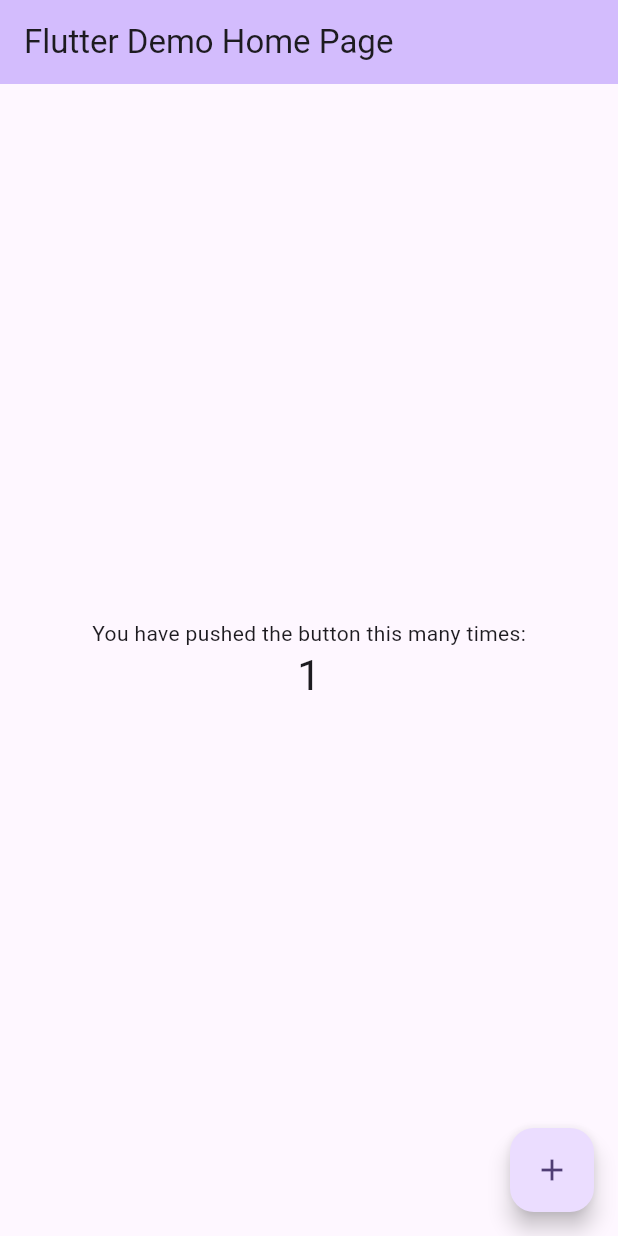
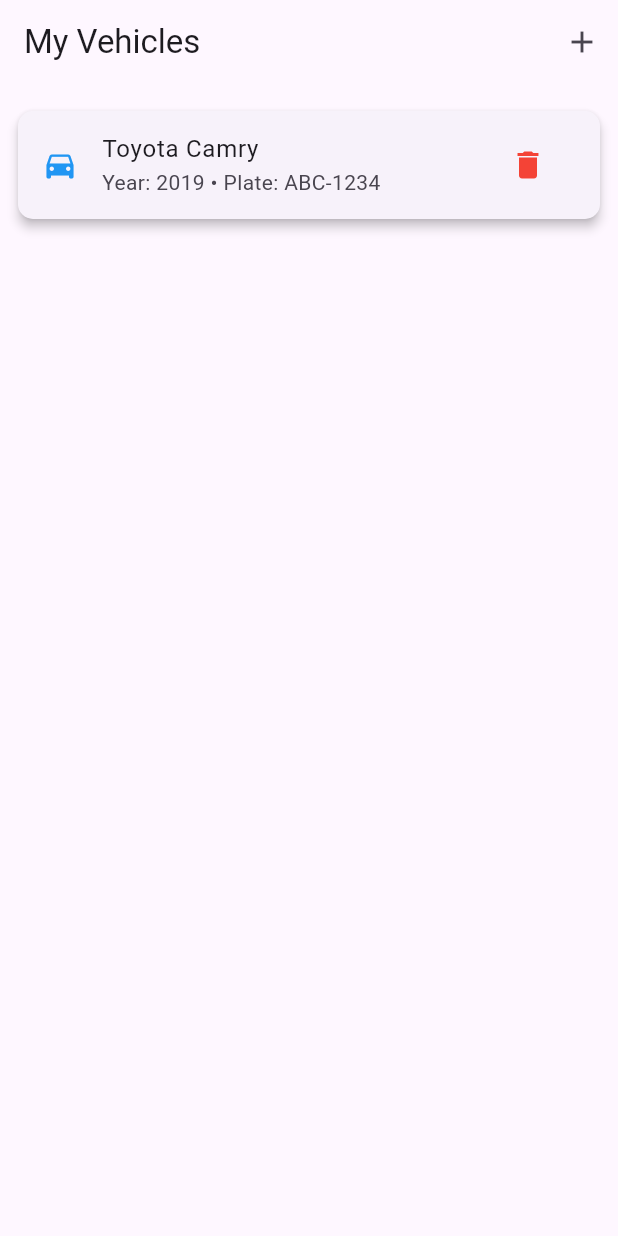
Before and after one commit to Mobile-app-dev-fall-2025/Project---Vehicle-Maintenance-Tracker, a Flutter app: the screen it shows after launch, after a tap on the "add" icon, on a phone screen of 412 x 824 dp. Run offline on Flutter 3.47's test engine with Material 3 defaults, Android fonts, the light colour scheme and no system bars; our stand-ins replace sqflite; accounts and stored records are empty.

Commit message:
adds a widget to list all the vehicles in the db

```diff
--- a/lib/main.dart
+++ b/lib/main.dart
@@ -1,4 +1,5 @@
 import 'package:flutter/material.dart';
+import './database/db_helper.dart';
 
 void main() {
   runApp(const MyApp());
@@ -7,116 +8,102 @@
 class MyApp extends StatelessWidget {
   const MyApp({super.key});
 
-  // This widget is the root of your application.
   @override
   Widget build(BuildContext context) {
     return MaterialApp(
-      title: 'Flutter Demo',
-      theme: ThemeData(
-        // This is the theme of your application.
-        //
-        // TRY THIS: Try running your application with "flutter run". You'll see
-        // the application has a purple toolbar. Then, without quitting the app,
-        // try changing the seedColor in the colorScheme below to Colors.green
-        // and then invoke "hot reload" (save your changes or press the "hot
-        // reload" button in a Flutter-supported IDE, or press "r" if you used
-        // the command line to start the app).
-        //
-        // Notice that the counter didn't reset back to zero; the application
-        // state is not lost during the reload. To reset the state, use hot
-        // restart instead.
-        //
-        // This works for code too, not just values: Most code changes can be
-        // tested with just a hot reload.
-        colorScheme: ColorScheme.fromSeed(seedColor: Colors.deepPurple),
-      ),
-      home: const MyHomePage(title: 'Flutter Demo Home Page'),
+      title: 'Vehicle Maintenance Tracker',
+      theme: ThemeData(primarySwatch: Colors.blue),
+      home: const VehicleListPage(),
     );
   }
 }
 
-class MyHomePage extends StatefulWidget {
-  const MyHomePage({super.key, required this.title});
-
-  // This widget is the home page of your application. It is stateful, meaning
-  // that it has a State object (defined below) that contains fields that affect
-  // how it looks.
-
-  // This class is the configuration for the state. It holds the values (in this
-  // case the title) provided by the parent (in this case the App widget) and
-  // used by the build method of the State. Fields in a Widget subclass are
-  // always marked "final".
-
-  final String title;
+class VehicleListPage extends StatefulWidget {
+  const VehicleListPage({super.key});
 
   @override
-  State<MyHomePage> createState() => _MyHomePageState();
+  State<VehicleListPage> createState() => _VehicleListPageState();
 }
 
-class _MyHomePageState extends State<MyHomePage> {
-  int _counter = 0;
+class _VehicleListPageState extends State<VehicleListPage> {
+  final dbHelper = DBHelper();
+  List<Map<String, dynamic>> _vehicles = [];
 
-  void _incrementCounter() {
+  @override
+  void initState() {
+    super.initState();
+    _loadVehicles();
+  }
+
+  Future<void> _loadVehicles() async {
+    final data = await dbHelper.queryAll('vehicles');
     setState(() {
-      // This call to setState tells the Flutter framework that something has
-      // changed in this State, which causes it to rerun the build method below
-      // so that the display can reflect the updated values. If we changed
-      // _counter without calling setState(), then the build method would not be
-      // called again, and so nothing would appear to happen.
-      _counter++;
+      _vehicles = data;
     });
+  }
+
+  Future<void> _addDummyVehicle() async {
+    // Add a test vehicle (for demo)
+    await dbHelper.insert('vehicles', {
+      'make': 'Toyota',
+      'model': 'Camry',
+      'year': 2019,
+      'license_plate': 'ABC-1234',
+    });
+    _loadVehicles(); // refresh list
   }
 
   @override
   Widget build(BuildContext context) {
-    // This method is rerun every time setState is called, for instance as done
-    // by the _incrementCounter method above.
-    //
-    // The Flutter framework has been optimized to make rerunning build methods
-    // fast, so that you can just rebuild anything that needs updating rather
-    // than having to individually change instances of widgets.
     return Scaffold(
       appBar: AppBar(
-        // TRY THIS: Try changing the color here to a specific color (to
-        // Colors.amber, perhaps?) and trigger a hot reload to see the AppBar
-        // change color while the other colors stay the same.
-        backgroundColor: Theme.of(context).colorScheme.inversePrimary,
-        // Here we take the value from the MyHomePage object that was created by
-        // the App.build method, and use it to set our appbar title.
-        title: Text(widget.title),
+        title: const Text('My Vehicles'),
+        actions: [
+          IconButton(icon: const Icon(Icons.add), onPressed: _addDummyVehicle),
+        ],
       ),
-      body: Center(
-        // Center is a layout widget. It takes a single child and positions it
-        // in the middle of the parent.
-        child: Column(
-          // Column is also a layout widget. It takes a list of children and
-          // arranges them vertically. By default, it sizes itself to fit its
-          // children horizontally, and tries to be as tall as its parent.
-          //
-          // Column has various properties to control how it sizes itself and
-          // how it positions its children. Here we use mainAxisAlignment to
-          // center the children vertically; the main axis here is the vertical
-          // axis because Columns are vertical (the cross axis would be
-          // horizontal).
-          //
-          // TRY THIS: Invoke "debug painting" (choose the "Toggle Debug Paint"
-          // action in the IDE, or press "p" in the console), to see the
-          // wireframe for each widget.
-          mainAxisAlignment: MainAxisAlignment.center,
-          children: <Widget>[
-            const Text('You have pushed the button this many times:'),
-            Text(
-              '$_counter',
-              style: Theme.of(context).textTheme.headlineMedium,
-            ),
-          ],
-        ),
+      body: Container(
+        padding: const EdgeInsets.all(12),
+        child: _vehicles.isEmpty
+            ? const Center(
+                child: Text(
+                  'No vehicles added yet.',
+                  style: TextStyle(fontSize: 16),
+                ),
+              )
+            : ListView.builder(
+                itemCount: _vehicles.length,
+                itemBuilder: (context, index) {
+                  final v = _vehicles[index];
+                  return Card(
+                    elevation: 3,
+                    margin: const EdgeInsets.symmetric(vertical: 6),
+                    shape: RoundedRectangleBorder(
+                      borderRadius: BorderRadius.circular(10),
+                    ),
+                    child: ListTile(
+                      leading: const Icon(
+                        Icons.directions_car,
+                        color: Colors.blue,
+                      ),
+                      title: Text('${v['make']} ${v['model']}'),
+                      subtitle: Text(
+                        'Year: ${v['year']} • Plate: ${v['license_plate']}',
+                      ),
+                      trailing: IconButton(
+                        icon: const Icon(Icons.delete, color: Colors.red),
+                        onPressed: () async {
+                          await dbHelper.delete('vehicles', 'id = ?', [
+                            v['id'],
+                          ]);
+                          _loadVehicles();
+                        },
+                      ),
+                    ),
+                  );
+                },
+              ),
       ),
-      floatingActionButton: FloatingActionButton(
-        onPressed: _incrementCounter,
-        tooltip: 'Increment',
-        child: const Icon(Icons.add),
-      ), // This trailing comma makes auto-formatting nicer for build methods.
     );
   }
 }
```
